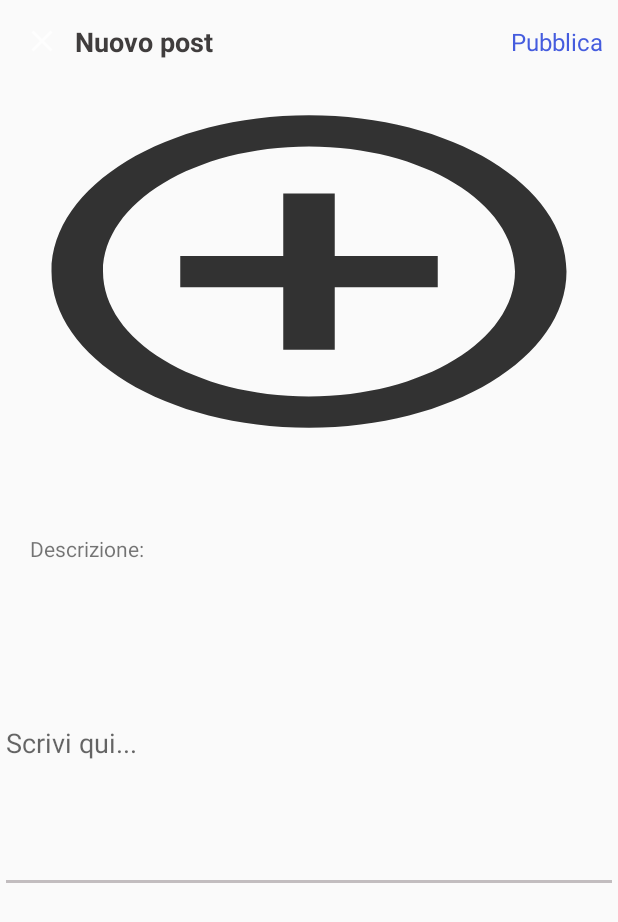
After one commit to pdemuro/MedIUM, an Android app: the AddPostActivity screen opened directly, with no data from a screen before it, on a phone screen of 412 x 824 dp. The commit adds this screen. Shown: the top 922 px of the screen. Run offline under Robolectric (Android 15) with nearby library versions, the phone set to English and light mode, and no system bars.

Commit message:
Aggiunto addPostActivity ( da continuare)

```diff
--- a/app/build.gradle
+++ b/app/build.gradle
@@ -51,6 +51,7 @@ dependencies {
     implementation 'androidx.appcompat:appcompat:1.1.0'
     implementation 'com.rengwuxian.materialedittext:library:2.1.4'
     implementation 'de.hdodenhof:circleimageview:2.2.0'
-    implementation 'com.github.yalantis:ucrop:2.2.4-native'}
+    implementation 'com.github.yalantis:ucrop:2.2.4-native'
+}
 
 apply plugin: 'com.google.gms.google-services'
--- /dev/null
+++ b/app/src/main/java/com/medium/progettomedium/AddPostActivity.java
@@ -0,0 +1,14 @@
+package com.medium.progettomedium;
+
+import androidx.appcompat.app.AppCompatActivity;
+
+import android.os.Bundle;
+
+public class AddPostActivity extends AppCompatActivity {
+
+    @Override
+    protected void onCreate(Bundle savedInstanceState) {
+        super.onCreate(savedInstanceState);
+        setContentView(R.layout.activity_add_post);
+    }
+}
--- a/app/src/main/java/com/medium/progettomedium/MainActivity.java
+++ b/app/src/main/java/com/medium/progettomedium/MainActivity.java
@@ -129,9 +129,7 @@ public class MainActivity extends AppCompatActivity {
         int id = item.getItemId();
 
         //noinspection SimplifiableIfStatement
-        if (id == R.id.action_settings) {
-            startActivity(new Intent(this, OptionsActivity.class));
-        }
+
 
         return super.onOptionsItemSelected(item);
     }
--- /dev/null
+++ b/app/src/main/res/layout/activity_add_post.xml
@@ -0,0 +1,80 @@
+<?xml version="1.0" encoding="utf-8"?>
+<LinearLayout xmlns:android="http://schemas.android.com/apk/res/android"
+    xmlns:app="http://schemas.android.com/apk/res-auto"
+    xmlns:tools="http://schemas.android.com/tools"
+    android:layout_width="match_parent"
+    android:layout_height="match_parent"
+    tools:context=".AddPostActivity"
+    android:orientation="vertical">
+
+
+    <androidx.appcompat.widget.Toolbar
+        android:id="@+id/toolbar"
+        android:layout_width="match_parent"
+        android:layout_height="wrap_content"
+        android:background="?android:attr/windowBackground">
+
+        <RelativeLayout
+            android:layout_width="match_parent"
+            android:layout_height="wrap_content">
+
+            <ImageView
+                android:id="@+id/close"
+                android:layout_width="wrap_content"
+                android:layout_height="wrap_content"
+                android:layout_alignParentStart="true"
+                android:layout_alignParentLeft="true"
+                android:layout_centerVertical="true"
+                android:src="@drawable/ic_close" />
+
+            <TextView
+                android:layout_width="wrap_content"
+                android:layout_height="wrap_content"
+                android:layout_centerVertical="true"
+                android:layout_marginStart="10dp"
+                android:layout_toEndOf="@id/close"
+                android:text="Nuovo post"
+                android:textColor="@color/colorPrimaryDark"
+                android:textSize="18sp"
+                android:textStyle="bold" />
+
+            <TextView
+                android:id="@+id/save"
+                android:layout_width="wrap_content"
+                android:layout_height="wrap_content"
+                android:layout_alignParentEnd="true"
+                android:layout_alignParentRight="true"
+                android:layout_centerVertical="true"
+                android:layout_marginRight="10dp"
+                android:text="Pubblica"
+                android:textColor="@color/colorPrimary"
+                android:textSize="16sp" />
+
+        </RelativeLayout>
+
+
+    </androidx.appcompat.widget.Toolbar>
+
+    <ImageView
+        android:layout_width="match_parent"
+        android:layout_height="250dp"
+        android:background="@drawable/ic_add">
+
+    </ImageView>
+
+    <TextView
+        android:layout_width="wrap_content"
+        android:layout_height="wrap_content"
+        android:text="Descrizione:"
+        android:layout_marginLeft="20dp"
+        android:layout_marginTop="50dp"
+        android:layout_marginBottom="20dp"/>
+
+    <EditText
+        android:layout_width="match_parent"
+        android:layout_height="200dp"
+        android:hint="Scrivi qui..."
+        />
+
+
+</LinearLayout>
```
Also changed, not shown: app/src/main/AndroidManifest.xml (+9 -8 lines), app/src/main/java/com/medium/progettomedium/Fragment/ProfileFragment.java (+1 -7 lines), app/src/main/java/com/medium/progettomedium/OptionsActivity.java (deleted, +0 -44 lines), app/src/main/res/layout/activity_options.xml (deleted, +0 -48 lines), app/src/main/res/menu/toolbar.xml (deleted, +0 -13 lines).
